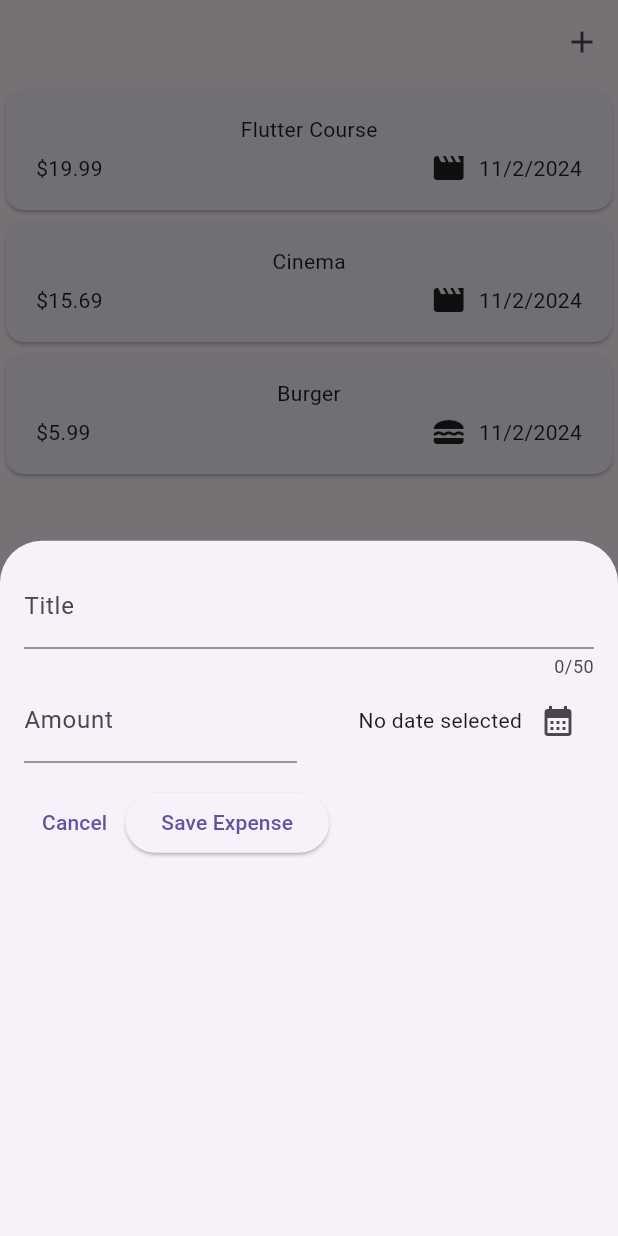
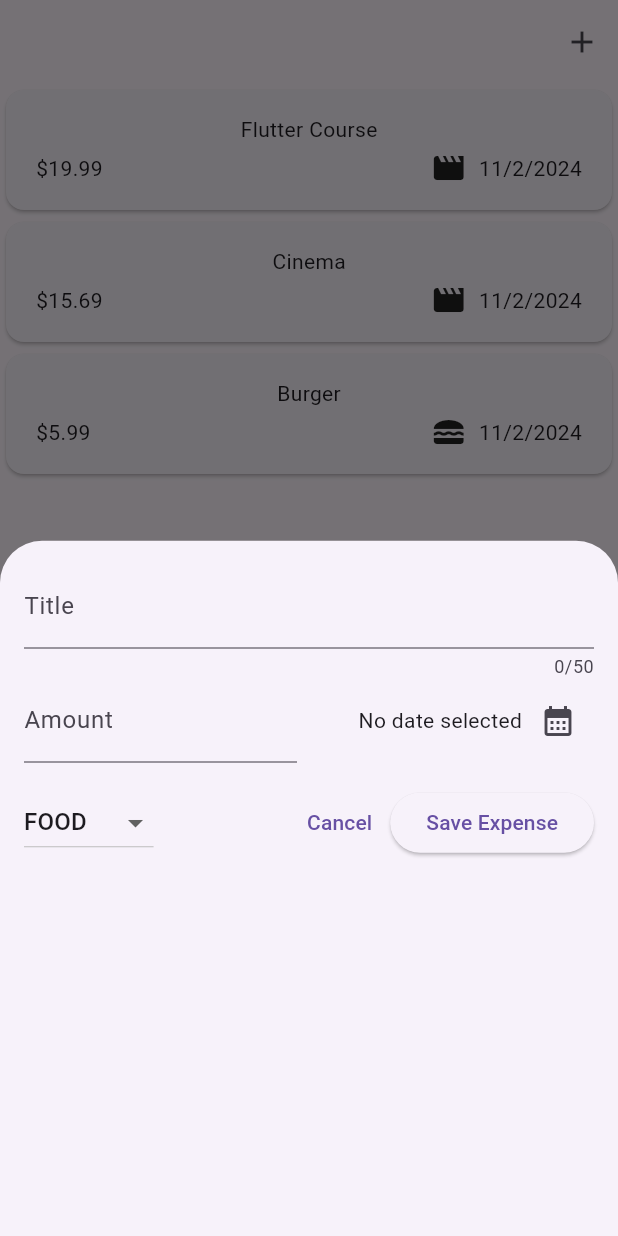
Before and after one commit to hiep1810/expense_tracker, a Flutter app: the screen it shows after launch, after a tap on the "add" icon, on a phone screen of 412 x 824 dp. Run offline on Flutter 3.47's test engine with Material 3 defaults, Android fonts, the phone set to English and light mode, and no system bars.

Commit message:
Update: Add category_drop_down_button

```diff
--- a/lib/widgets/new_expense.dart
+++ b/lib/widgets/new_expense.dart
@@ -1,3 +1,4 @@
+import 'package:expense_tracker/models/expense.dart';
 import 'package:flutter/material.dart';
 import 'package:intl/intl.dart';
 
@@ -14,6 +15,7 @@ class _NewExpenseState extends State<NewExpense> {
   final _titleController = TextEditingController();
   final _amountController = TextEditingController();
   DateTime? _selectedDate;
+  Category _selectedCategory = Category.food;
 
   void _presentDatePicker() async {
     final now = DateTime.now();
@@ -86,6 +88,28 @@ class _NewExpenseState extends State<NewExpense> {
           const SizedBox(height: 16),
           Row(
             children: [
+              DropdownButton(
+                value: _selectedCategory,
+                items: Category.values
+                    .map(
+                      (category) => DropdownMenuItem(
+                        value: category,
+                        child: Text(category.name.toUpperCase()),
+                      ),
+                    )
+                    .toList(),
+                onChanged: (value) {
+                  setState(() {
+                    if (value == null) {
+                      return;
+                    }
+                    setState(() {
+                      _selectedCategory = value;
+                    });
+                  });
+                },
+              ),
+              const Spacer(),
               TextButton(
                   onPressed: () {
                     Navigator.pop(context);
```
